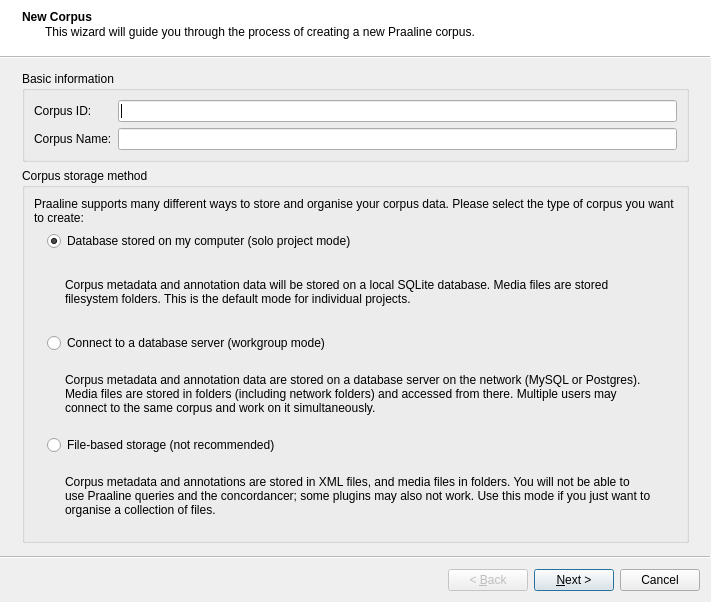
The window that app/corpus/NewCorpusRepositoryWizard.ui (praaline/Praaline) describes before a commit, drawn with Qt 5.
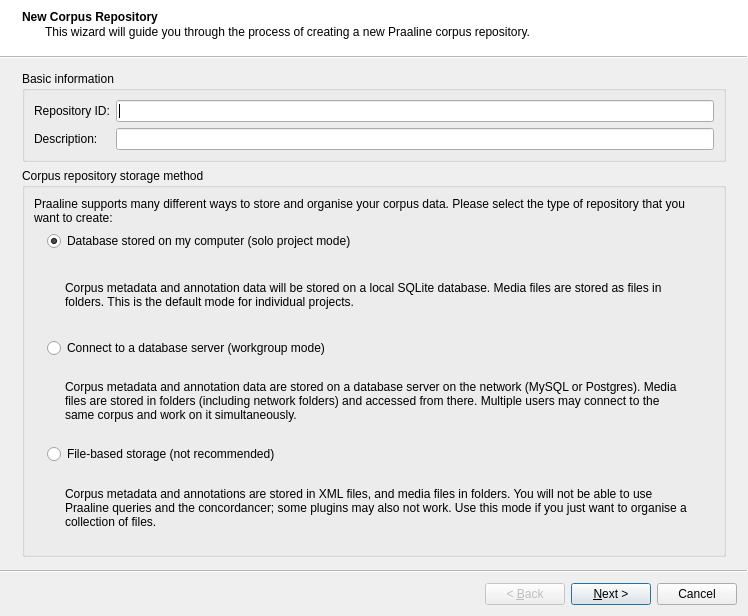
The same window after the commit. Icons and pictures are not drawn.

Commit message: Corrected import corpus items

Patch:
```diff
--- a/app/corpus/NewCorpusRepositoryWizard.ui
+++ b/app/corpus/NewCorpusRepositoryWizard.ui
@@ -6,8 +6,8 @@
    <rect>
     <x>0</x>
     <y>0</y>
-    <width>711</width>
-    <height>490</height>
+    <width>748</width>
+    <height>587</height>
    </rect>
   </property>
   <property name="windowTitle">
@@ -18,10 +18,10 @@
   </property>
   <widget class="QWizardPage" name="pageDatastoreType">
    <property name="title">
-    <string>New Corpus</string>
+    <string>New Corpus Repository</string>
    </property>
    <property name="subTitle">
-    <string>This wizard will guide you through the process of creating a new Praaline corpus.</string>
+    <string>This wizard will guide you through the process of creating a new Praaline corpus repository.</string>
    </property>
    <layout class="QGridLayout" name="gridLayout_2">
     <item row="0" column="0">
@@ -36,7 +36,7 @@
        <item row="0" column="0">
         <widget class="QLabel" name="labelCorpusID">
          <property name="text">
-          <string>Corpus ID:</string>
+          <string>Repository ID:</string>
          </property>
         </widget>
        </item>
@@ -46,7 +46,7 @@
        <item row="1" column="0">
         <widget class="QLabel" name="labelCorpusName">
          <property name="text">
-          <string>Corpus Name:</string>
+          <string>Description:</string>
          </property>
         </widget>
        </item>
@@ -65,7 +65,7 @@
        </sizepolicy>
       </property>
       <property name="title">
-       <string>Corpus storage method</string>
+       <string>Corpus repository storage method</string>
       </property>
       <layout class="QGridLayout" name="gridLayout_7" columnstretch="1,0">
        <item row="1" column="0">
@@ -115,7 +115,7 @@
          <item row="1" column="1">
           <widget class="QLabel" name="labelLocalDb">
            <property name="text">
-            <string>Corpus metadata and annotation data will be stored on a local SQLite database. Media files are stored filesystem folders. This is the default mode for individual projects.</string>
+            <string>Corpus metadata and annotation data will be stored on a local SQLite database. Media files are stored as files in folders. This is the default mode for individual projects.</string>
            </property>
            <property name="wordWrap">
             <bool>true</bool>
@@ -205,7 +205,7 @@
        <item row="0" column="0" colspan="2">
         <widget class="QLabel" name="labelDatastoreType">
          <property name="text">
-          <string>Praaline supports many different ways to store and organise your corpus data. Please select the type of corpus you want to create:</string>
+          <string>Praaline supports many different ways to store and organise your corpus data. Please select the type of repository that you want to create:</string>
          </property>
          <property name="wordWrap">
           <bool>true</bool>
```
Left out of the diff: 18 changed lines with no effect on the pictures. The commit also changes 13 other files.
